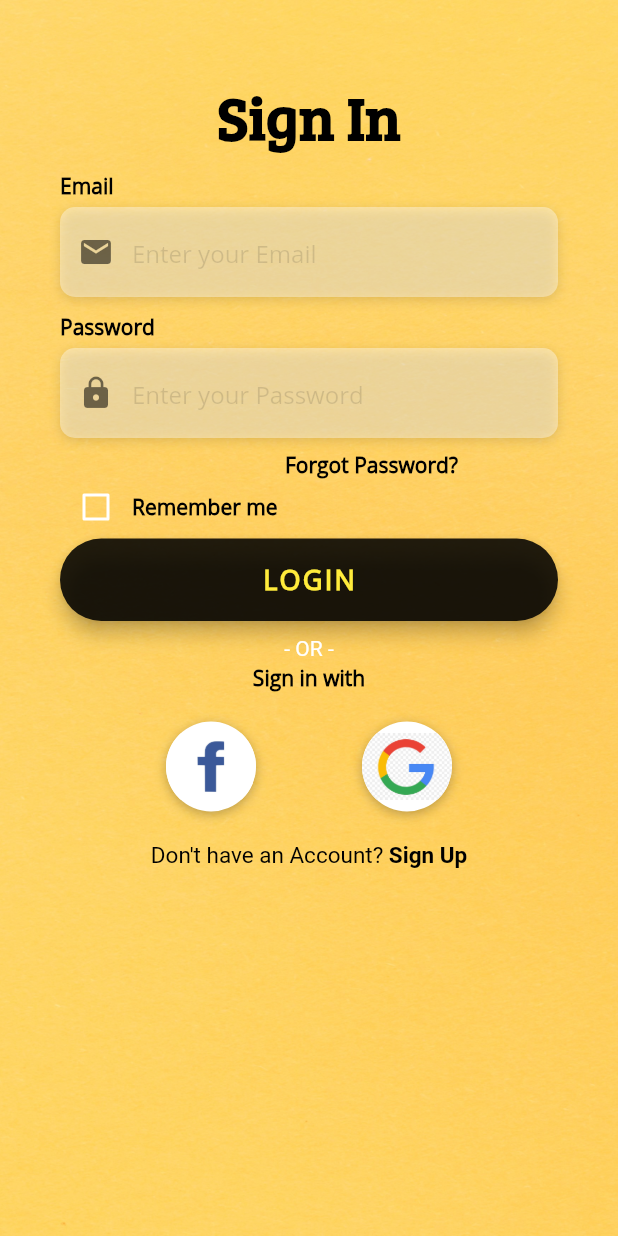
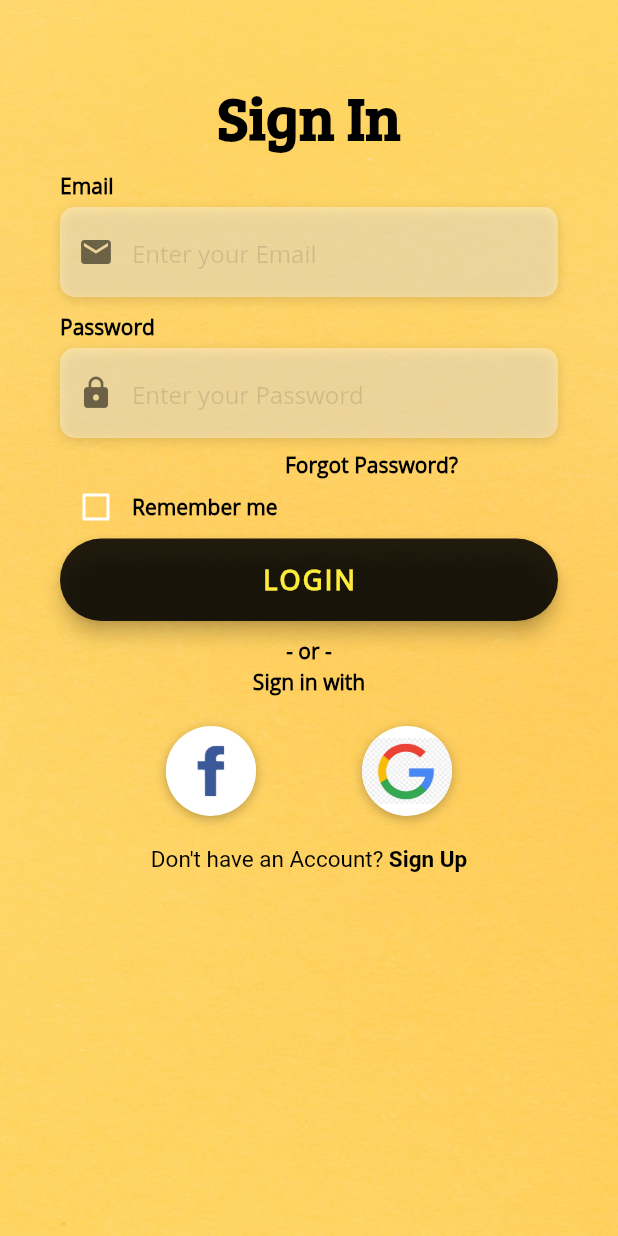
Before and after one commit to waasnipun/worky, a Flutter app: the screen it shows after launch, on a phone screen of 412 x 824 dp. Run offline on Flutter 3.47's test engine with Material 2 defaults, Android fonts, the phone set to English and light mode, and no system bars; our stand-ins replace animated_text_kit, firebase_auth, google_sign_in, page_transition; accounts and stored records are empty.

Commit message:
corrected a mistake

```diff
--- a/lib/Screens/login_screen.dart
+++ b/lib/Screens/login_screen.dart
@@ -182,11 +182,8 @@ class _LoginScreenState extends State<LoginScreen> {
     return Column(
       children: <Widget>[
         Text(
-          '- OR -',
-          style: TextStyle(
-            color: Colors.white,
-            fontWeight: FontWeight.w400,
-          ),
+          '- or -',
+          style: kLabelStyle,
         ),
         SizedBox(height: 2.0),
         Text(
```
